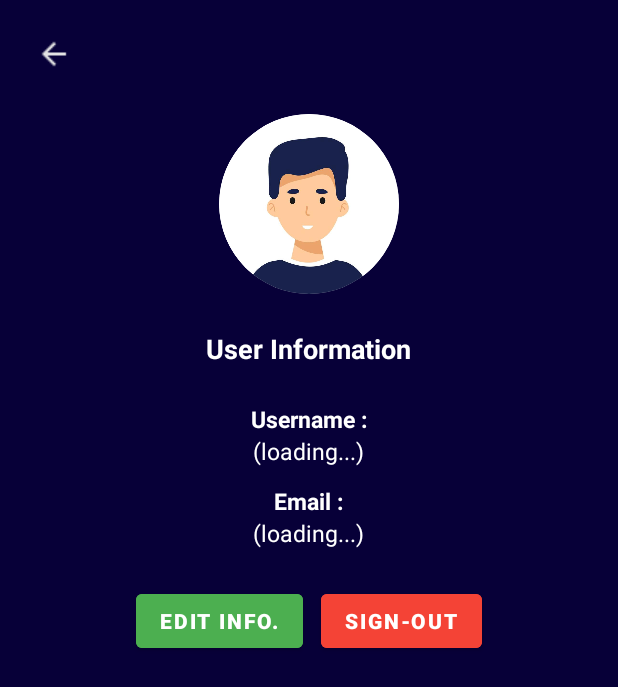
After one commit to MDMAshen/FOT-Times-App, an Android app: the UserInfoActivity screen opened directly, with no data from a screen before it, on a phone screen of 412 x 824 dp. The commit adds this screen. Shown: the top 687 px of the screen. Run offline under Robolectric (Android 15) with nearby library versions, the phone set to English and light mode, and no system bars; our stand-ins replace Firebase (no records; nobody signed in at launch, a user with empty details on screens opened directly); 1 statement that could not run was skipped.

Commit message:
User info screen all features added.

```diff
--- a/app/src/main/java/com/example/fot_times_app/DeveloperInfoActivity.java
+++ b/app/src/main/java/com/example/fot_times_app/DeveloperInfoActivity.java
@@ -15,9 +15,8 @@ public class DeveloperInfoActivity extends AppCompatActivity {
         super.onCreate(savedInstanceState);
         setContentView(R.layout.activity_developer_info);
 
-        // 🔴 Don't reference backIcon since it was removed
-        // ImageView backIcon = findViewById(R.id.backIcon);
-        // backIcon.setOnClickListener(v -> finish());
+
+
 
         exitButton = findViewById(R.id.exitButton);
         exitButton.setOnClickListener(v -> {
--- a/app/src/main/java/com/example/fot_times_app/LoginActivity.java
+++ b/app/src/main/java/com/example/fot_times_app/LoginActivity.java
@@ -67,10 +67,14 @@ public class LoginActivity extends AppCompatActivity {
                     if (password.equals(dbPassword)) {
                         Toast.makeText(LoginActivity.this, "Login successful!", Toast.LENGTH_SHORT).show();
 
-                        // ✅ Navigate to NewsActivity
+
+                        //  Navigate to NewsActivity
+                        // Inside successful login section
                         Intent intent = new Intent(LoginActivity.this, NewsActivity.class);
+                        intent.putExtra("username", username);
                         startActivity(intent);
                         finish();
+
                     } else {
                         Toast.makeText(LoginActivity.this, "Incorrect password", Toast.LENGTH_SHORT).show();
                     }
--- a/app/src/main/java/com/example/fot_times_app/NewsAdapter.java
+++ b/app/src/main/java/com/example/fot_times_app/NewsAdapter.java
@@ -43,7 +43,7 @@ public class NewsAdapter extends RecyclerView.Adapter<NewsAdapter.NewsViewHolder
             Intent intent = new Intent(context, NewsDetailActivity.class);
             intent.putExtra("title", item.getTitle());
             intent.putExtra("image", item.getImage());
-            intent.putExtra("description", item.getDescription()); // ✅ Pass full description
+            intent.putExtra("description", item.getDescription()); //  Pass full description
             context.startActivity(intent);
         });
     }
--- /dev/null
+++ b/app/src/main/res/layout/activity_user_info.xml
@@ -0,0 +1,108 @@
+<?xml version="1.0" encoding="utf-8"?>
+<LinearLayout
+    xmlns:android="http://schemas.android.com/apk/res/android"
+    android:layout_width="match_parent"
+    android:layout_height="match_parent"
+    android:orientation="vertical"
+    android:padding="24dp"
+    android:gravity="center_horizontal"
+    android:background="#070038">
+
+
+    <!-- Back Icon -->
+    <ImageView
+        android:id="@+id/backIcon"
+        android:layout_width="24dp"
+        android:layout_height="24dp"
+        android:src="@drawable/ic_back_arrow"
+        android:layout_gravity="start"
+        android:layout_marginBottom="12dp"
+        android:contentDescription="Back" />
+
+    <!-- Profile Image -->
+    <ImageView
+        android:id="@+id/userProfileImage"
+        android:layout_width="120dp"
+        android:layout_height="120dp"
+        android:layout_marginTop="16dp"
+        android:layout_marginBottom="24dp"
+        android:scaleType="centerCrop"
+        android:src="@drawable/default_user"
+        android:background="@drawable/rounded_circle"
+        android:clipToOutline="true" />
+
+    <!-- Header -->
+    <TextView
+        android:layout_width="wrap_content"
+        android:layout_height="wrap_content"
+        android:text="User Information"
+        android:textColor="#FFFFFF"
+        android:textStyle="bold"
+        android:textSize="18sp"
+        android:layout_marginBottom="24dp" />
+
+    <!-- Username -->
+    <TextView
+        android:id="@+id/usernameText"
+        android:layout_width="wrap_content"
+        android:layout_height="wrap_content"
+        android:text="Username :"
+        android:textColor="#FFFFFF"
+        android:textStyle="bold"
+        android:textSize="15sp" />
+
+    <TextView
+        android:id="@+id/usernameValue"
+        android:layout_width="wrap_content"
+        android:layout_height="wrap_content"
+        android:text="(loading...)"
+        android:textColor="#FFFFFF"
+        android:textSize="15sp"
+        android:layout_marginBottom="12dp" />
+
+    <!-- Email -->
+    <TextView
+        android:id="@+id/emailText"
+        android:layout_width="wrap_content"
+        android:layout_height="wrap_content"
+        android:text="Email :"
+        android:textColor="#FFFFFF"
+        android:textStyle="bold"
+        android:textSize="15sp" />
+
+    <TextView
+        android:id="@+id/emailValue"
+        android:layout_width="wrap_content"
+        android:layout_height="wrap_content"
+        android:text="(loading...)"
+        android:textColor="#FFFFFF"
+        android:textSize="15sp"
+        android:layout_marginBottom="24dp" />
+
+    <!-- Buttons -->
+    <LinearLayout
+        android:layout_width="match_parent"
+        android:layout_height="wrap_content"
+        android:orientation="horizontal"
+        android:gravity="center">
+
+        <Button
+            android:id="@+id/editButton"
+            android:layout_width="wrap_content"
+            android:layout_height="wrap_content"
+            android:text="Edit Info."
+            android:textStyle="bold"
+            android:textColor="#FFFFFF"
+            android:backgroundTint="#4CAF50"
+            android:layout_marginEnd="12dp" />
+
+        <Button
+            android:id="@+id/signOutButton"
+            android:layout_width="wrap_content"
+            android:layout_height="wrap_content"
+            android:text="Sign-Out"
+            android:textStyle="bold"
+            android:textColor="#FFFFFF"
+            android:backgroundTint="#F44336" />
+    </LinearLayout>
+</LinearLayout>
--- a/app/src/main/res/values/strings.xml
+++ b/app/src/main/res/values/strings.xml
@@ -8,6 +8,8 @@
     <string name="developer_student"><b>Student No :</b> 2021t01195</string>
     <string name="developer_statement"><b>Personal Statement :</b> Undergraduate | FOT | UOC</string>
     <string name="developer_version"><b>Release Version :</b> v1.0</string>
+    <string name="user_info_header"><u>User Information</u></string>
+
 
 
 </resources>
```
Also changed, not shown: app/build.gradle.kts (+16 -0 lines), app/src/main/AndroidManifest.xml (+14 -1 lines), app/src/main/java/com/example/fot_times_app/NewsActivity.java (+19 -3 lines), app/src/main/java/com/example/fot_times_app/SignupActivity.java (+24 -15 lines), app/src/main/java/com/example/fot_times_app/UserInfoActivity.java (added, +160 -0 lines), app/src/main/res/drawable/edit_text_background.xml (added, +11 -0 lines), app/src/main/res/layout/dialog_edit_info.xml (added, +95 -0 lines), app/src/main/res/layout/dialog_sign_out.xml (added, +45 -0 lines), app/src/main/res/drawable/default_user.png (added).
